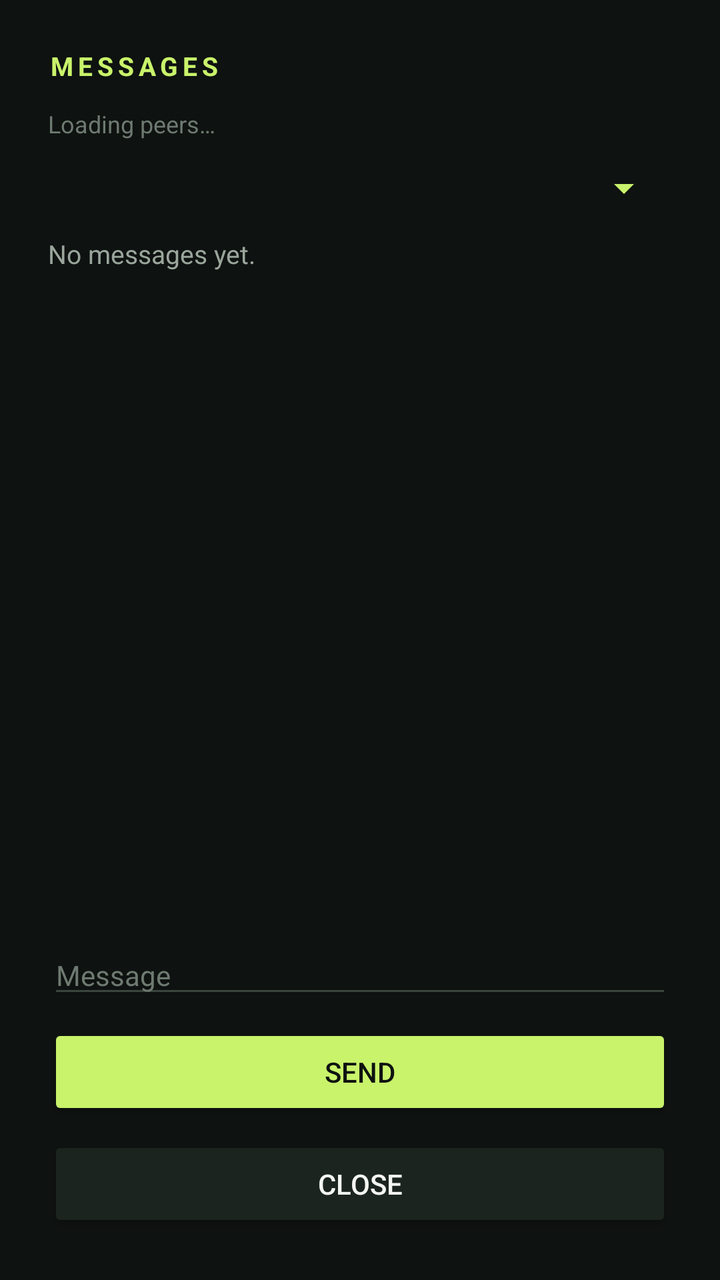
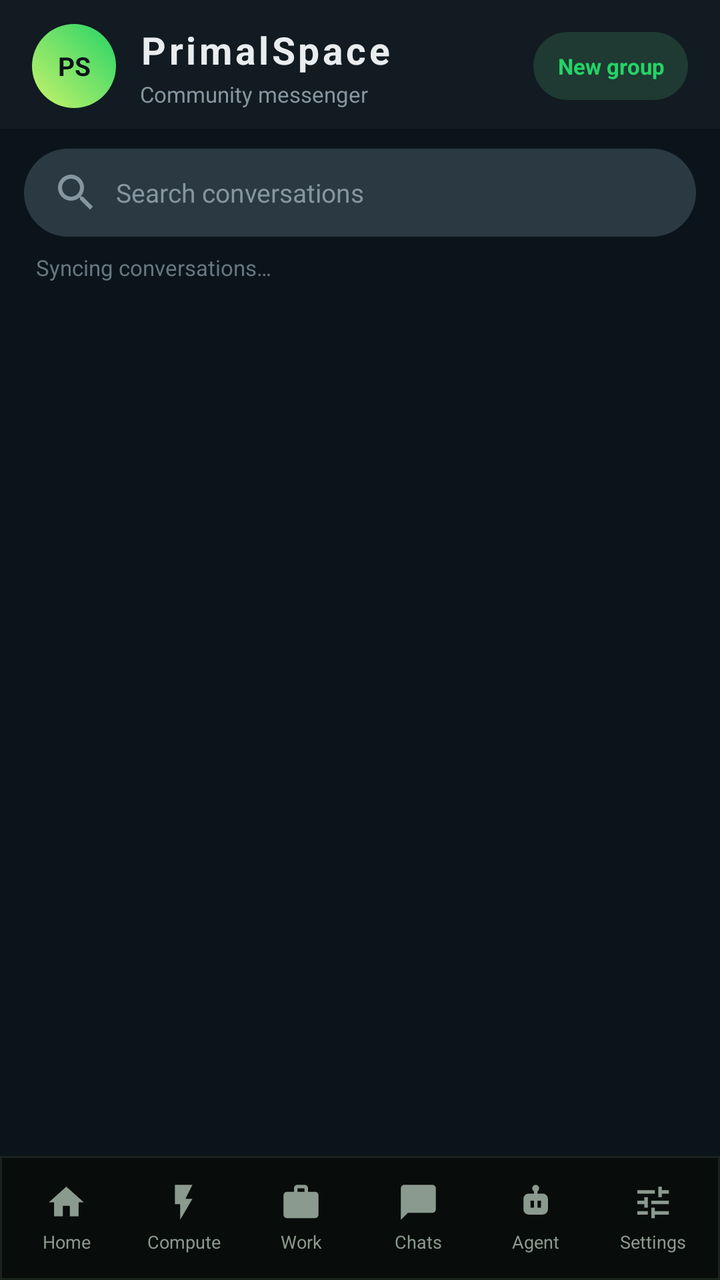

The first picture is an Android layout as it rendered before a commit; the second is the same layout after the commit. The layout source and the unified diff follow.
<!-- AndroidManifest.xml: application theme AppTheme -->
<!-- res/layout/activity_messages.xml -->
<?xml version="1.0" encoding="utf-8"?>
<LinearLayout xmlns:android="http://schemas.android.com/apk/res/android"
    android:layout_width="match_parent"
    android:layout_height="match_parent"
    android:background="#0E1210"
    android:orientation="vertical"
    android:padding="24dp">

    <TextView
        android:layout_width="wrap_content"
        android:layout_height="wrap_content"
        android:text="MESSAGES"
        android:textColor="#C9F36B"
        android:textSize="13sp"
        android:letterSpacing="0.18"
        android:textStyle="bold" />

    <TextView
        android:id="@+id/peers_label"
        android:layout_width="match_parent"
        android:layout_height="wrap_content"
        android:layout_marginTop="12dp"
        android:text="Loading peers…"
        android:textColor="#6E7A71"
        android:textSize="12sp" />

    <Spinner
        android:id="@+id/message_target"
        android:layout_width="match_parent"
        android:layout_height="wrap_content"
        android:layout_marginTop="12dp"
        android:backgroundTint="#C9F36B"
        android:spinnerMode="dropdown" />

    <ScrollView
        android:layout_width="match_parent"
        android:layout_height="0dp"
        android:layout_marginTop="12dp"
        android:layout_weight="1"
        android:fillViewport="true">
        <TextView
            android:id="@+id/message_thread"
            android:layout_width="match_parent"
            android:layout_height="wrap_content"
            android:text="No messages yet."
            android:textColor="#9AA59C"
            android:textSize="13sp" />
    </ScrollView>

    <EditText
        android:id="@+id/message_body"
        android:layout_width="match_parent"
        android:layout_height="wrap_content"
        android:layout_marginTop="10dp"
        android:backgroundTint="#3A463D"
        android:hint="Message"
        android:inputType="text"
        android:maxLines="4"
        android:textColor="#F4F6F1"
        android:textColorHint="#6E7A71"
        android:textSize="14sp" />

    <Button
        android:id="@+id/message_send"
        android:layout_width="match_parent"
        android:layout_height="wrap_content"
        android:layout_marginTop="8dp"
        android:text="Send"
        android:backgroundTint="#C9F36B"
        android:textColor="#0E1210" />
    <Button
        android:id="@+id/close_messages"
        android:layout_width="match_parent"
        android:layout_height="wrap_content"
        android:layout_marginTop="8dp"
        android:text="Close"
        android:backgroundTint="#1C241F"
        android:textColor="#F4F6F1" />
</LinearLayout>
<!-- resources referenced by this layout -->
<resources>
  <style name="AppTheme" parent="Theme.AppCompat.DayNight.NoActionBar">
          <item name="android:colorBackground">#0E1210</item>
          <item name="android:textColor">#F4F6F1</item>
          <item name="android:statusBarColor">#0E1210</item>
      </style>
</resources>

<!-- the commit's change to res/layout/activity_messages.xml (unified diff, before → after) -->
@@ -1,79 +1,430 @@
+<?xml version="1.0" encoding="utf-8"?>
+<FrameLayout xmlns:android="http://schemas.android.com/apk/res/android"
+    android:layout_width="match_parent"
+    android:layout_height="match_parent"
+    android:background="@color/msg_bg">
+
+    <LinearLayout
+        android:id="@+id/chat_list_panel"
+        android:layout_width="match_parent"
+        android:layout_height="match_parent"
+        android:orientation="vertical">
+
+        <LinearLayout
+            android:layout_width="match_parent"
+            android:layout_height="wrap_content"
+            android:background="@drawable/bg_messages_header"
+            android:gravity="center_vertical"
+            android:orientation="horizontal"
+            android:paddingHorizontal="16dp"
+            android:paddingTop="12dp"
+            android:paddingBottom="10dp">
+
+            <TextView
+                android:id="@+id/messages_self_avatar"
+                android:layout_width="42dp"
+                android:layout_height="42dp"
+                android:background="@drawable/bg_avatar_primal"
+                android:gravity="center"
+                android:text="PS"
+                android:textColor="#0B141A"
+                android:textSize="13sp"
+                android:textStyle="bold" />
+
+            <LinearLayout
+                android:layout_width="0dp"
+                android:layout_height="wrap_content"
+                android:layout_marginStart="12dp"
+                android:layout_weight="1"
+                android:orientation="vertical">
+
+                <TextView
+                    android:layout_width="wrap_content"
+                    android:layout_height="wrap_content"
+                    android:letterSpacing="0.08"
+                    android:text="PrimalSpace"
+                    android:textColor="@color/msg_text"
+                    android:textSize="19sp"
+                    android:textStyle="bold" />
+
+                <TextView
+                    android:layout_width="wrap_content"
+                    android:layout_height="wrap_content"
+                    android:layout_marginTop="2dp"
+                    android:text="Community messenger"
+                    android:textColor="@color/msg_muted"
+                    android:textSize="11sp" />
+            </LinearLayout>
+
+            <TextView
+                android:id="@+id/messages_new_group"
+                android:layout_width="wrap_content"
+                android:layout_height="34dp"
+                android:background="@drawable/bg_pill"
+                android:backgroundTint="#1E3A32"
+                android:gravity="center"
+                android:paddingHorizontal="12dp"
+                android:text="New group"
+                android:textColor="@color/msg_green"
+                android:textSize="11sp"
+                android:textStyle="bold" />
+        </LinearLayout>
+
+        <EditText
+            android:id="@+id/conversation_search"
+            android:layout_width="match_parent"
+            android:layout_height="44dp"
+            android:layout_marginHorizontal="12dp"
+            android:layout_marginTop="10dp"
+            android:background="@drawable/bg_input_messages"
+            android:drawableStart="@drawable/ic_search"
+            android:drawablePadding="8dp"
+            android:drawableTint="#8696A0"
+            android:hint="Search conversations"
+            android:inputType="text"
+            android:paddingHorizontal="14dp"
+            android:textColor="@color/msg_text"
+            android:textColorHint="#8696A0"
+            android:textSize="13sp" />
+
+        <TextView
+            android:id="@+id/messages_sync_status"
+            android:layout_width="match_parent"
+            android:layout_height="wrap_content"
+            android:paddingHorizontal="18dp"
+            android:paddingTop="8dp"
+            android:paddingBottom="4dp"
+            android:text="Syncing conversations…"
+            android:textColor="#667781"
+            android:textSize="11sp" />
+
+        <ScrollView
+            android:layout_width="match_parent"
+            android:layout_height="0dp"
+            android:layout_weight="1"
+            android:clipToPadding="false"
+            android:fillViewport="true">
+
+            <LinearLayout
+                android:id="@+id/conversation_list"
+                android:layout_width="match_parent"
+                android:layout_height="wrap_content"
+                android:orientation="vertical"
+                android:paddingBottom="12dp" />
+        </ScrollView>
+
+        <include layout="@layout/nav_bar" />
+    </LinearLayout>
+
+    <LinearLayout
+        android:id="@+id/thread_panel"
+        android:layout_width="match_parent"
+        android:layout_height="match_parent"
+        android:background="@color/msg_bg"
+        android:orientation="vertical"
+        android:visibility="gone">
+
+        <LinearLayout
+            android:layout_width="match_parent"
+            android:layout_height="wrap_content"
+            android:background="@drawable/bg_thread_header"
+            android:gravity="center_vertical"
+            android:orientation="horizontal"
+            android:paddingHorizontal="6dp"
+            android:paddingVertical="8dp">
+
+            <ImageButton
+                android:id="@+id/thread_back"
+                android:layout_width="42dp"
+                android:layout_height="42dp"
+                android:background="?attr/selectableItemBackgroundBorderless"
+                android:contentDescription="Back to chats"
+                android:padding="9dp"
+                android:src="@drawable/ic_back"
+                android:tint="@color/msg_text" />
+
+            <TextView
+                android:id="@+id/thread_avatar"
+                android:layout_width="40dp"
+                android:layout_height="40dp"
+                android:background="@drawable/bg_avatar_circle"
+                android:backgroundTint="#2A3942"
+                android:gravity="center"
+                android:text="PS"
+                android:textColor="@color/msg_text"
+                android:textSize="12sp"
+                android:textStyle="bold" />
+
+            <LinearLayout
+                android:layout_width="0dp"
+                android:layout_height="wrap_content"
+                android:layout_marginStart="10dp"
+                android:layout_weight="1"
+                android:orientation="vertical">
+
+                <TextView
+                    android:id="@+id/thread_name"
+                    android:layout_width="match_parent"
+                    android:layout_height="wrap_content"
+                    android:maxLines="1"
+                    android:ellipsize="end"
+                    android:text="PrimalSpace"
+                    android:textColor="@color/msg_text"
+                    android:textSize="16sp"
+                    android:textStyle="bold" />
+
+                <TextView
+                    android:id="@+id/thread_subtitle"
+                    android:layout_width="match_parent"
+                    android:layout_height="wrap_content"
+                    android:layout_marginTop="1dp"
+                    android:maxLines="1"
+                    android:ellipsize="end"
+                    android:text="Community broadcasts"
+                    android:textColor="@color/msg_muted"
+                    android:textSize="11sp" />
+            </LinearLayout>
+        </LinearLayout>
+
+        <ScrollView
+            android:id="@+id/message_scroll"
+            android:layout_width="match_parent"
+            android:layout_height="0dp"
+            android:layout_weight="1"
+            android:clipToPadding="false"
+            android:fillViewport="true">
+
+            <LinearLayout
+                android:id="@+id/message_list"
+                android:layout_width="match_parent"
+                android:layout_height="wrap_content"
+                android:orientation="vertical"
+                android:paddingHorizontal="10dp"
+                android:paddingTop="10dp"
+                android:paddingBottom="10dp" />
+        </ScrollView>
+
+        <LinearLayout
+            android:layout_width="match_parent"
+            android:layout_height="wrap_content"
+            android:background="@drawable/bg_thread_composer"
+            android:gravity="center_vertical"
+            android:orientation="horizontal"
+            android:paddingHorizontal="8dp"
+            android:paddingVertical="7dp">
+
+            <EditText
+                android:id="@+id/message_body"
+                android:layout_width="0dp"
+                android:layout_height="wrap_content"
+                android:layout_weight="1"
+                android:background="@drawable/bg_input_messages"
+                android:gravity="center_vertical"
+                android:hint="Message"
+                android:inputType="textCapSentences|textMultiLine"
+                android:maxLines="4"
+                android:minHeight="48dp"
+                android:paddingHorizontal="16dp"
+                android:textColor="@color/msg_text"
+                android:textColorHint="#8696A0"
+                android:textSize="14sp" />
+
+            <ImageButton
+                android:id="@+id/message_send"
+                android:layout_width="48dp"
+                android:layout_height="48dp"
+                android:layout_marginStart="6dp"
+                android:background="@drawable/bg_send_button"
+                android:contentDescription="Send message"
+                android:padding="13dp"
+                android:src="@drawable/ic_send"
+                android:tint="#0B141A" />
+        </LinearLayout>
+    </LinearLayout>
+</FrameLayout>
+<!-- res/layout/nav_bar.xml (included above) -->
 <?xml version="1.0" encoding="utf-8"?>
 <LinearLayout xmlns:android="http://schemas.android.com/apk/res/android"
     android:layout_width="match_parent"
-    android:layout_height="match_parent"
-    android:background="#0E1210"
-    android:orientation="vertical"
-    android:padding="24dp">
-
-    <TextView
-        android:layout_width="wrap_content"
-        android:layout_height="wrap_content"
-        android:text="MESSAGES"
-        android:textColor="#C9F36B"
-        android:textSize="13sp"
-        android:letterSpacing="0.18"
-        android:textStyle="bold" />
-
-    <TextView
-        android:id="@+id/peers_label"
-        android:layout_width="match_parent"
-        android:layout_height="wrap_content"
-        android:layout_marginTop="12dp"
-        android:text="Loading peers…"
-        android:textColor="#6E7A71"
-        android:textSize="12sp" />
-
-    <Spinner
-        android:id="@+id/message_target"
-        android:layout_width="match_parent"
-        android:layout_height="wrap_content"
-        android:layout_marginTop="12dp"
-        android:backgroundTint="#C9F36B"
-        android:spinnerMode="dropdown" />
-
-    <ScrollView
-        android:layout_width="match_parent"
-        android:layout_height="0dp"
-        android:layout_marginTop="12dp"
-        android:layout_weight="1"
-        android:fillViewport="true">
-        <TextView
-            android:id="@+id/message_thread"
-            android:layout_width="match_parent"
-            android:layout_height="wrap_content"
-            android:text="No messages yet."
-            android:textColor="#9AA59C"
-            android:textSize="13sp" />
-    </ScrollView>
-
-    <EditText
-        android:id="@+id/message_body"
-        android:layout_width="match_parent"
-        android:layout_height="wrap_content"
-        android:layout_marginTop="10dp"
-        android:backgroundTint="#3A463D"
-        android:hint="Message"
-        android:inputType="text"
-        android:maxLines="4"
-        android:textColor="#F4F6F1"
-        android:textColorHint="#6E7A71"
-        android:textSize="14sp" />
-
-    <Button
-        android:id="@+id/message_send"
-        android:layout_width="match_parent"
-        android:layout_height="wrap_content"
-        android:layout_marginTop="8dp"
-        android:text="Send"
-        android:backgroundTint="#C9F36B"
-        android:textColor="#0E1210" />
-    <Button
-        android:id="@+id/close_messages"
-        android:layout_width="match_parent"
-        android:layout_height="wrap_content"
-        android:layout_marginTop="8dp"
-        android:text="Close"
-        android:backgroundTint="#1C241F"
-        android:textColor="#F4F6F1" />
+    android:layout_height="62dp"
+    android:background="@drawable/bg_nav_bar"
+    android:elevation="12dp"
+    android:orientation="horizontal"
+    android:paddingHorizontal="4dp"
+    android:paddingTop="4dp"
+    android:paddingBottom="4dp">
+
+    <LinearLayout
+        android:id="@+id/nav_home"
+        android:layout_width="0dp"
+        android:layout_height="match_parent"
+        android:layout_weight="1"
+        android:background="?attr/selectableItemBackgroundBorderless"
+        android:clickable="true"
+        android:focusable="true"
+        android:gravity="center"
+        android:orientation="vertical">
+
+        <ImageView
+            android:id="@+id/nav_home_icon"
+            android:layout_width="21dp"
+            android:layout_height="21dp"
+            android:contentDescription="Home"
+            android:src="@drawable/ic_nav_home"
+            android:tint="@color/primal_muted" />
+
+        <TextView
+            android:id="@+id/nav_home_label"
+            android:layout_width="wrap_content"
+            android:layout_height="wrap_content"
+            android:layout_marginTop="3dp"
+            android:text="Home"
+            android:textColor="@color/primal_muted"
+            android:textSize="9sp" />
+    </LinearLayout>
+
+    <LinearLayout
+        android:id="@+id/nav_compute"
+        android:layout_width="0dp"
+        android:layout_height="match_parent"
+        android:layout_weight="1"
+        android:background="?attr/selectableItemBackgroundBorderless"
+        android:clickable="true"
+        android:focusable="true"
+        android:gravity="center"
+        android:orientation="vertical">
+
+        <ImageView
+            android:id="@+id/nav_compute_icon"
+            android:layout_width="21dp"
+            android:layout_height="21dp"
+            android:contentDescription="Compute"
+            android:src="@drawable/ic_nav_compute"
+            android:tint="@color/primal_muted" />
+
+        <TextView
+            android:id="@+id/nav_compute_label"
+            android:layout_width="wrap_content"
+            android:layout_height="wrap_content"
+            android:layout_marginTop="3dp"
+            android:text="Compute"
+            android:textColor="@color/primal_muted"
+            android:textSize="9sp" />
+    </LinearLayout>
+
+    <LinearLayout
+        android:id="@+id/nav_work"
+        android:layout_width="0dp"
+        android:layout_height="match_parent"
+        android:layout_weight="1"
+        android:background="?attr/selectableItemBackgroundBorderless"
+        android:clickable="true"
+        android:focusable="true"
+        android:gravity="center"
+        android:orientation="vertical">
+
+        <ImageView
+            android:id="@+id/nav_work_icon"
+            android:layout_width="21dp"
+            android:layout_height="21dp"
+            android:contentDescription="Work"
+            android:src="@drawable/ic_nav_work"
+            android:tint="@color/primal_muted" />
+
+        <TextView
+            android:id="@+id/nav_work_label"
+            android:layout_width="wrap_content"
+            android:layout_height="wrap_content"
+            android:layout_marginTop="3dp"
+            android:text="Work"
+            android:textColor="@color/primal_muted"
+            android:textSize="9sp" />
+    </LinearLayout>
+
+    <LinearLayout
+        android:id="@+id/nav_messages"
+        android:layout_width="0dp"
+        android:layout_height="match_parent"
+        android:layout_weight="1"
+        android:background="?attr/selectableItemBackgroundBorderless"
+        android:clickable="true"
+        android:focusable="true"
+        android:gravity="center"
+        android:orientation="vertical">
+
+        <ImageView
+            android:id="@+id/nav_messages_icon"
+            android:layout_width="21dp"
+            android:layout_height="21dp"
+            android:contentDescription="Messages"
+            android:src="@drawable/ic_nav_messages"
+            android:tint="@color/primal_muted" />
+
+        <TextView
+            android:id="@+id/nav_messages_label"
+            android:layout_width="wrap_content"
+            android:layout_height="wrap_content"
+            android:layout_marginTop="3dp"
+            android:text="Chats"
+            android:textColor="@color/primal_muted"
+            android:textSize="9sp" />
+    </LinearLayout>
+
+    <LinearLayout
+        android:id="@+id/nav_agent"
+        android:layout_width="0dp"
+        android:layout_height="match_parent"
+        android:layout_weight="1"
+        android:background="?attr/selectableItemBackgroundBorderless"
+        android:clickable="true"
+        android:focusable="true"
+        android:gravity="center"
+        android:orientation="vertical">
+
+        <ImageView
+            android:id="@+id/nav_agent_icon"
+            android:layout_width="21dp"
+            android:layout_height="21dp"
+            android:contentDescription="Agent"
+            android:src="@drawable/ic_nav_agent"
+            android:tint="@color/primal_muted" />
+
+        <TextView
+            android:id="@+id/nav_agent_label"
+            android:layout_width="wrap_content"
+            android:layout_height="wrap_content"
+            android:layout_marginTop="3dp"
+            android:text="Agent"
+            android:textColor="@color/primal_muted"
+            android:textSize="9sp" />
+    </LinearLayout>
+
+    <LinearLayout
+        android:id="@+id/nav_settings"
+        android:layout_width="0dp"
+        android:layout_height="match_parent"
+        android:layout_weight="1"
+        android:background="?attr/selectableItemBackgroundBorderless"
+        android:clickable="true"
+        android:focusable="true"
+        android:gravity="center"
+        android:orientation="vertical">
+
+        <ImageView
+            android:id="@+id/nav_settings_icon"
+            android:layout_width="21dp"
+            android:layout_height="21dp"
+            android:contentDescription="Settings"
+            android:src="@drawable/ic_nav_settings"
+            android:tint="@color/primal_muted" />
+
+        <TextView
+            android:id="@+id/nav_settings_label"
+            android:layout_width="wrap_content"
+            android:layout_height="wrap_content"
+            android:layout_marginTop="3dp"
+            android:text="Settings"
+            android:textColor="@color/primal_muted"
+            android:textSize="9sp" />
+    </LinearLayout>
 </LinearLayout>
<!-- resource entries referenced after the edit -->
@@ -1,9 +1,115 @@
 <!-- resources referenced by this layout -->
 <resources>
-  <style name="AppTheme" parent="Theme.AppCompat.DayNight.NoActionBar">
-          <item name="android:colorBackground">#0E1210</item>
-          <item name="android:textColor">#F4F6F1</item>
-          <item name="android:statusBarColor">#0E1210</item>
+  <color name="msg_bg">#0B141A</color>
+  <color name="msg_green">#25D366</color>
+  <color name="msg_muted">#8696A0</color>
+  <color name="msg_text">#E9EDEF</color>
+  <color name="primal_muted">#8B9A8F</color>
+  <!-- drawable bg_avatar_circle (drawable) -->
+  <?xml version="1.0" encoding="utf-8"?>
+  <shape xmlns:android="http://schemas.android.com/apk/res/android">
+      <solid android:color="#FFFFFF" />
+      <corners android:radius="99dp" />
+  </shape>
+  <!-- drawable bg_avatar_primal (drawable) -->
+  <?xml version="1.0" encoding="utf-8"?>
+  <shape xmlns:android="http://schemas.android.com/apk/res/android">
+      <gradient android:angle="45" android:startColor="#C9F36B" android:endColor="#25D366" />
+      <corners android:radius="99dp" />
+  </shape>
+  <!-- drawable bg_input_messages (drawable) -->
+  <?xml version="1.0" encoding="utf-8"?>
+  <shape xmlns:android="http://schemas.android.com/apk/res/android">
+      <solid android:color="#2A3942" />
+      <corners android:radius="24dp" />
+  </shape>
+  <!-- drawable bg_messages_header (drawable) -->
+  <?xml version="1.0" encoding="utf-8"?>
+  <shape xmlns:android="http://schemas.android.com/apk/res/android">
+      <solid android:color="#111B21" />
+  </shape>
+  <!-- drawable bg_nav_bar (drawable) -->
+  <?xml version="1.0" encoding="utf-8"?>
+  <shape xmlns:android="http://schemas.android.com/apk/res/android">
+      <solid android:color="#080C0A" />
+      <stroke android:width="1dp" android:color="#1A241D" />
+  </shape>
+  <!-- drawable bg_pill (drawable) -->
+  <?xml version="1.0" encoding="utf-8"?>
+  <shape xmlns:android="http://schemas.android.com/apk/res/android">
+      <solid android:color="#FFFFFF" />
+      <corners android:radius="99dp" />
+  </shape>
+  <!-- drawable bg_send_button (drawable) -->
+  <?xml version="1.0" encoding="utf-8"?>
+  <shape xmlns:android="http://schemas.android.com/apk/res/android" android:shape="oval">
+      <solid android:color="#25D366" />
+  </shape>
+  <!-- drawable bg_thread_composer (drawable) -->
+  <?xml version="1.0" encoding="utf-8"?>
+  <shape xmlns:android="http://schemas.android.com/apk/res/android">
+      <solid android:color="#111B21" />
+  </shape>
+  <!-- drawable bg_thread_header (drawable) -->
+  <?xml version="1.0" encoding="utf-8"?>
+  <shape xmlns:android="http://schemas.android.com/apk/res/android">
+      <solid android:color="#1F2C34" />
+  </shape>
+  <!-- drawable ic_back (drawable) -->
+  <?xml version="1.0" encoding="utf-8"?>
+  <vector xmlns:android="http://schemas.android.com/apk/res/android" android:width="24dp" android:height="24dp" android:viewportWidth="24" android:viewportHeight="24">
+      <path android:fillColor="#FFFFFF" android:pathData="M20,11H7.83l5.59,-5.59L12,4l-8,8 8,8 1.41,-1.41L7.83,13H20v-2z" />
+  </vector>
+  <!-- drawable ic_nav_agent (drawable) -->
+  <?xml version="1.0" encoding="utf-8"?>
+  <vector xmlns:android="http://schemas.android.com/apk/res/android" android:width="24dp" android:height="24dp" android:viewportWidth="24" android:viewportHeight="24">
+      <path android:fillColor="#FFFFFF" android:pathData="M12,2a2,2 0 0,1 2,2c0,0.74 -0.4,1.39 -1,1.73V7h3a3,3 0 0,1 3,3v6a3,3 0 0,1 -3,3H8a3,3 0 0,1 -3,-3v-6a3,3 0 0,1 3,-3h3V5.73A2,2 0 0,1 10,4a2,2 0 0,1 2,-2zM9,11v4h2v-4H9zM13,11v4h2v-4h-2z" />
+  </vector>
+  <!-- drawable ic_nav_compute (drawable) -->
+  <?xml version="1.0" encoding="utf-8"?>
+  <vector xmlns:android="http://schemas.android.com/apk/res/android" android:width="24dp" android:height="24dp" android:viewportWidth="24" android:viewportHeight="24">
+      <path android:fillColor="#FFFFFF" android:pathData="M7,2v11h3v9l7,-12h-4l4,-8z" />
+  </vector>
+  <!-- drawable ic_nav_home (drawable) -->
+  <?xml version="1.0" encoding="utf-8"?>
+  <vector xmlns:android="http://schemas.android.com/apk/res/android" android:width="24dp" android:height="24dp" android:viewportWidth="24" android:viewportHeight="24">
+      <path android:fillColor="#FFFFFF" android:pathData="M10,20v-6h4v6h5v-8h3L12,3 2,12h3v8z" />
+  </vector>
+  <!-- drawable ic_nav_messages (drawable) -->
+  <?xml version="1.0" encoding="utf-8"?>
+  <vector xmlns:android="http://schemas.android.com/apk/res/android" android:width="24dp" android:height="24dp" android:viewportWidth="24" android:viewportHeight="24">
+      <path android:fillColor="#FFFFFF" android:pathData="M20,2H4c-1.1,0 -1.99,0.9 -1.99,2L2,22l4,-4h14c1.1,0 2,-0.9 2,-2V4c0,-1.1 -0.9,-2 -2,-2z" />
+  </vector>
+  <!-- drawable ic_nav_settings (drawable) -->
+  <?xml version="1.0" encoding="utf-8"?>
+  <vector xmlns:android="http://schemas.android.com/apk/res/android" android:width="24dp" android:height="24dp" android:viewportWidth="24" android:viewportHeight="24">
+      <path android:fillColor="#FFFFFF" android:pathData="M3,17v2h6v-2H3zM3,5v2h10V5H3zM13,21v-2h8v-2h-8v-2h-2v6h2zM7,9v2H3v2h4v2h2V9H7zM21,13v-2H11v2h10zM15,9h2V7h4V5h-4V3h-2v6z" />
+  </vector>
+  <!-- drawable ic_nav_work (drawable) -->
+  <?xml version="1.0" encoding="utf-8"?>
+  <vector xmlns:android="http://schemas.android.com/apk/res/android" android:width="24dp" android:height="24dp" android:viewportWidth="24" android:viewportHeight="24">
+      <path android:fillColor="#FFFFFF" android:pathData="M20,6h-4V4c0,-1.11 -0.89,-2 -2,-2h-4c-1.11,0 -2,0.89 -2,2v2H4c-1.11,0 -1.99,0.89 -1.99,2L2,19c0,1.11 0.89,2 2,2h16c1.11,0 2,-0.89 2,-2V8c0,-1.11 -0.89,-2 -2,-2zM14,6h-4V4h4v2z" />
+  </vector>
+  <!-- drawable ic_search (drawable) -->
+  <?xml version="1.0" encoding="utf-8"?>
+  <vector xmlns:android="http://schemas.android.com/apk/res/android" android:width="24dp" android:height="24dp" android:viewportWidth="24" android:viewportHeight="24">
+      <path android:fillColor="#FFFFFF" android:pathData="M15.5,14h-0.79l-0.28,-0.27C15.41,12.59 16,11.11 16,9.5 16,5.91 13.09,3 9.5,3S3,5.91 3,9.5 5.91,16 9.5,16c1.61,0 3.09,-0.59 4.23,-1.57l0.27,0.28v0.79l5,4.99L20.49,19l-4.99,-5zM9.5,14C7.01,14 5,11.99 5,9.5S7.01,5 9.5,5 14,7.01 14,9.5 11.99,14 9.5,14z" />
+  </vector>
+  <!-- drawable ic_send (drawable) -->
+  <?xml version="1.0" encoding="utf-8"?>
+  <vector xmlns:android="http://schemas.android.com/apk/res/android" android:width="24dp" android:height="24dp" android:viewportWidth="24" android:viewportHeight="24">
+      <path android:fillColor="#FFFFFF" android:pathData="M2,21L23,12 2,3 2,10 17,12 2,14z" />
+  </vector>
+  <style name="AppTheme" parent="Theme.AppCompat.NoActionBar">
+          <item name="android:colorBackground">@color/primal_ink</item>
+          <item name="android:textColor">@color/primal_text</item>
+          <item name="android:statusBarColor">@color/primal_ink</item>
+          <item name="android:navigationBarColor">#080C0A</item>
+          <item name="android:windowLightStatusBar">false</item>
+          <item name="colorAccent">@color/primal_lime</item>
       </style>
+  <color name="primal_ink">#0B0F0D</color>
+  <color name="primal_text">#F2F6EF</color>
+  <color name="primal_lime">#C9F36B</color>
 </resources>
 
